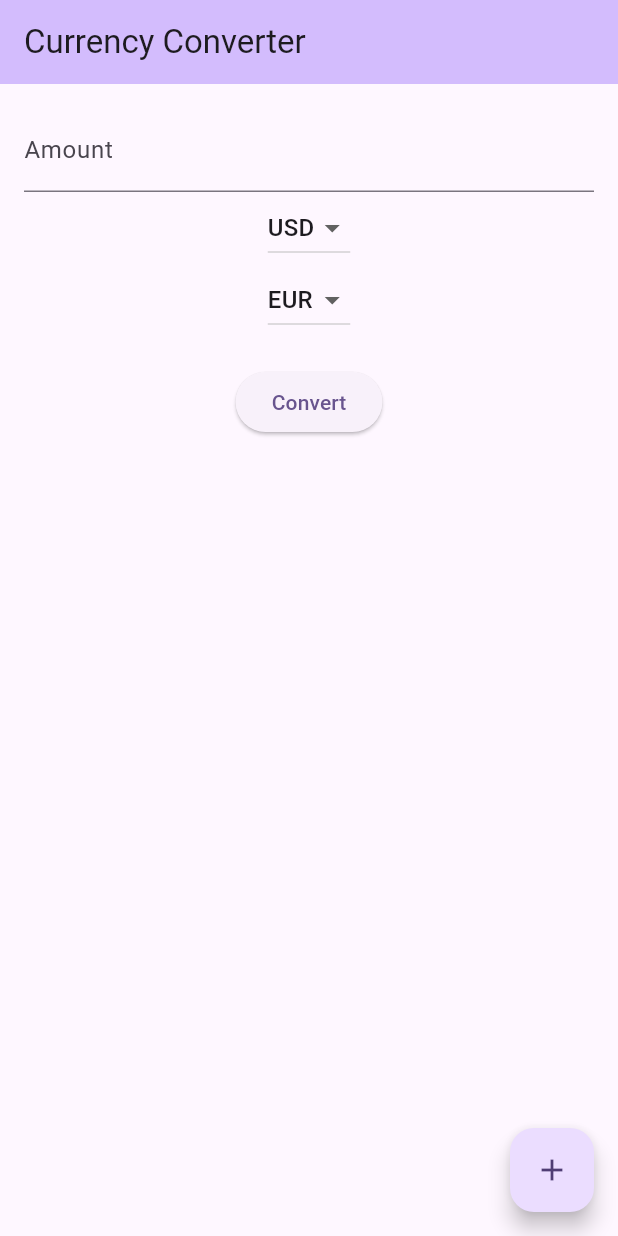
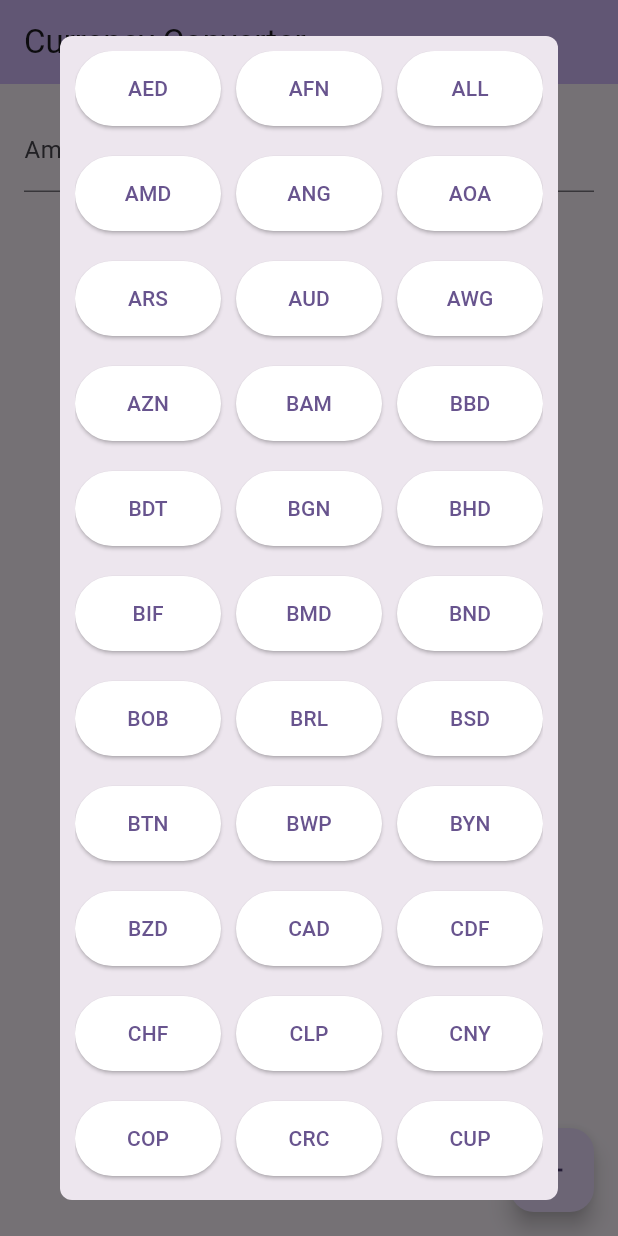
Before and after one commit to SupunDewapriya/code94Labs, a Flutter app: the screen it shows after launch, after a tap on the "add" icon, on a phone screen of 412 x 824 dp. Run offline on Flutter 3.47's test engine with Material 3 defaults, Android fonts, the phone set to English and light mode, and no system bars; our stand-ins replace fluttertoast, shared_preferences.

Commit message:
all done

```diff
--- /dev/null
+++ b/lib/services/shared_preference_data.dart
@@ -0,0 +1,14 @@
+import 'package:shared_preferences/shared_preferences.dart';
+
+class SharedPreferencesData {
+
+  static Future<List<String>> getCurrencies() async {
+    final SharedPreferences sharedPrefs = await SharedPreferences.getInstance();
+    return sharedPrefs.getStringList("currency_list") ?? [];
+  }
+
+  static setCurrencies(List<String> value) async {
+    final SharedPreferences sharedPrefs = await SharedPreferences.getInstance();
+    sharedPrefs.setStringList("currency_list", value);
+  }
+}
--- /dev/null
+++ b/lib/utils/alerts.dart
@@ -0,0 +1,51 @@
+import 'package:flutter/material.dart';
+
+class Alerts {
+
+  static void addNewCurrencyAlert({required List currentCurrencyList, required List currencyList, required BuildContext context, required Function(String) callback}) {
+    showDialog(
+        context: context,
+        builder: (BuildContext context) {
+          return StatefulBuilder(
+            builder: (context, setState) {
+              return Dialog(
+                shape: const RoundedRectangleBorder(
+                  borderRadius: BorderRadius.all(Radius.circular(8)),
+                ),
+                child: Padding(
+                  padding: const EdgeInsets.all(10.0),
+                  child: GridView.builder(
+                    shrinkWrap: true,
+                    itemCount: currencyList.length,
+                    gridDelegate: const SliverGridDelegateWithFixedCrossAxisCount(
+                        crossAxisCount: 3,
+                        crossAxisSpacing: 10,
+                        mainAxisSpacing: 20,
+                        mainAxisExtent: 50),
+                    itemBuilder: (context, index) {
+
+                      Color? removeColor = Colors.white;
+                      Color? addedColor = Colors.grey[300];
+                      bool currencyAddedStatus = currentCurrencyList.contains(currencyList[index]) ? true : false;
+
+                      return ElevatedButton(
+                        style: ElevatedButton.styleFrom(
+                          backgroundColor: currencyAddedStatus ? addedColor : removeColor,
+                        ),
+                        onPressed: () {
+                          callback(currencyList[index]);
+                          setState(() {
+                            currencyAddedStatus = !currencyAddedStatus;
+                          });
+                        },
+                        child: Text(currencyList[index]),
+                      );
+                    },
+                  ),
+                ),
+              );
+            }
+          );
+        });
+  }
+}
--- /dev/null
+++ b/lib/utils/const.dart
@@ -0,0 +1,163 @@
+class Constance {
+  static List currencies = [
+    "AED",
+    "AFN",
+    "ALL",
+    "AMD",
+    "ANG",
+    "AOA",
+    "ARS",
+    "AUD",
+    "AWG",
+    "AZN",
+    "BAM",
+    "BBD",
+    "BDT",
+    "BGN",
+    "BHD",
+    "BIF",
+    "BMD",
+    "BND",
+    "BOB",
+    "BRL",
+    "BSD",
+    "BTN",
+    "BWP",
+    "BYN",
+    "BZD",
+    "CAD",
+    "CDF",
+    "CHF",
+    "CLP",
+    "CNY",
+    "COP",
+    "CRC",
+    "CUP",
+    "CVE",
+    "CZK",
+    "DJF",
+    "DKK",
+    "DOP",
+    "DZD",
+    "EGP",
+    "ERN",
+    "ETB",
+    "FJD",
+    "FKP",
+    "FOK",
+    "GBP",
+    "GEL",
+    "GGP",
+    "GHS",
+    "GIP",
+    "GMD",
+    "GNF",
+    "GTQ",
+    "GYD",
+    "HKD",
+    "HNL",
+    "HRK",
+    "HTG",
+    "HUF",
+    "IDR",
+    "ILS",
+    "IMP",
+    "INR",
+    "IQD",
+    "IRR",
+    "ISK",
+    "JEP",
+    "JMD",
+    "JOD",
+    "JPY",
+    "KES",
+    "KGS",
+    "KHR",
+    "KID",
+    "KMF",
+    "KRW",
+    "KWD",
+    "KYD",
+    "KZT",
+    "LAK",
+    "LBP",
+    "LKR",
+    "LRD",
+    "LSL",
+    "LYD",
+    "MAD",
+    "MDL",
+    "MGA",
+    "MKD",
+    "MMK",
+    "MNT",
+    "MOP",
+    "MRU",
+    "MUR",
+    "MVR",
+    "MWK",
+    "MXN",
+    "MYR",
+    "MZN",
+    "NAD",
+    "NGN",
+    "NIO",
+    "NOK",
+    "NPR",
+    "NZD",
+    "OMR",
+    "PAB",
+    "PEN",
+    "PGK",
+    "PHP",
+    "PKR",
+    "PLN",
+    "PYG",
+    "QAR",
+    "RON",
+    "RSD",
+    "RUB",
+    "RWF",
+    "SAR",
+    "SBD",
+    "SCR",
+    "SDG",
+    "SEK",
+    "SGD",
+    "SHP",
+    "SLE",
+    "SOS",
+    "SRD",
+    "SSP",
+    "STN",
+    "SYP",
+    "SZL",
+    "THB",
+    "TJS",
+    "TMT",
+    "TND",
+    "TOP",
+    "TRY",
+    "TTD",
+    "TVD",
+    "TWD",
+    "TZS",
+    "UAH",
+    "UGX",
+    "UYU",
+    "UZS",
+    "VES",
+    "VND",
+    "VUV",
+    "WST",
+    "XAF",
+    "XCD",
+    "XDR",
+    "XOF",
+    "XPF",
+    "YER",
+    "ZAR",
+    "ZMW",
+    "ZWL"
+  ];
+}
--- a/lib/view/currency_converter.dart
+++ b/lib/view/currency_converter.dart
@@ -1,5 +1,10 @@
 import 'package:code94labs/services/auth.dart';
+import 'package:code94labs/services/shared_preference_data.dart';
+import 'package:code94labs/utils/const.dart';
 import 'package:flutter/material.dart';
+import 'package:fluttertoast/fluttertoast.dart';
+
+import '../utils/alerts.dart';
 
 class CurrencyConverter extends StatefulWidget {
   const CurrencyConverter({super.key});
@@ -14,7 +19,7 @@ class _CurrencyConverterState extends State<CurrencyConverter> {
 
   String _fromCurrency = 'USD';
   String _toCurrency = 'EUR';
-  final _currencies = ['USD', 'EUR'];
+  List<String> _currencies = ['USD', 'EUR'];
 
   String _result = '';
 
@@ -100,12 +105,51 @@ class _CurrencyConverterState extends State<CurrencyConverter> {
     );
   }
 
-  getSavedCurrencies() {
+  getSavedCurrencies() async {
+    final currencyList = await SharedPreferencesData.getCurrencies();
+
+    if(currencyList.isNotEmpty) {
+      _currencies.clear();
+
+      setState(() {
+        _currencies = currencyList;
+      });
+    }
 
   }
 
-  addNewCurrency() {
+  addNewCurrency() async {
+    Alerts.addNewCurrencyAlert(context: context, currentCurrencyList: _currencies, currencyList: Constance.currencies, callback: (value) => onClick(value));
+  }
 
+  onClick(String value) {
+
+    if(_currencies.contains(value)) {
+      showToast("$value removed");
+      setState(() {
+        _currencies.remove(value);
+        SharedPreferencesData.setCurrencies(_currencies);
+      });
+    } else {
+      showToast("$value added");
+      setState(() {
+        _currencies.add(value);
+        SharedPreferencesData.setCurrencies(_currencies);
+      });
+    }
+
+  }
+
+  showToast(message) {
+    Fluttertoast.showToast(
+        msg: message,
+        toastLength: Toast.LENGTH_SHORT,
+        gravity: ToastGravity.BOTTOM,
+        timeInSecForIosWeb: 1,
+        backgroundColor: Colors.black,
+        textColor: Colors.white,
+        fontSize: 16.0
+    );
   }
 
   _convertCurrency() async {
--- a/pubspec.yaml
+++ b/pubspec.yaml
@@ -36,6 +36,8 @@ dependencies:
   # Use with the CupertinoIcons class for iOS style icons.
   cupertino_icons: ^1.0.6
   http: ^0.13.4
+  shared_preferences: ^2.2.3
+  fluttertoast: ^8.2.6
 
 dev_dependencies:
   flutter_test:
```
Also changed, not shown: pubspec.lock, 19 other files.
